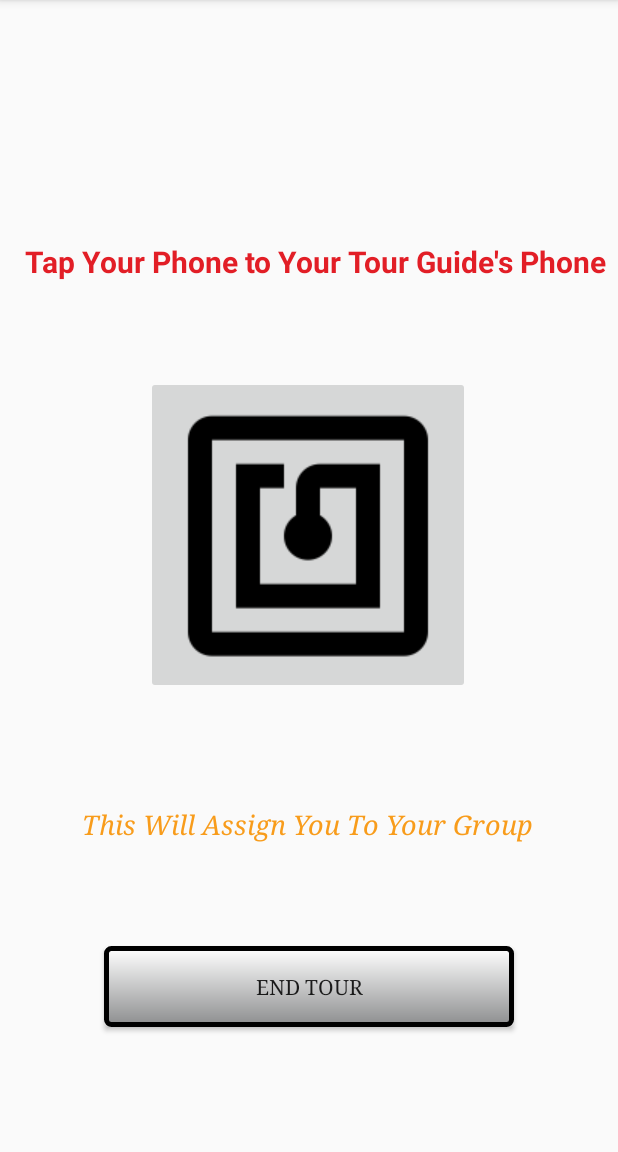
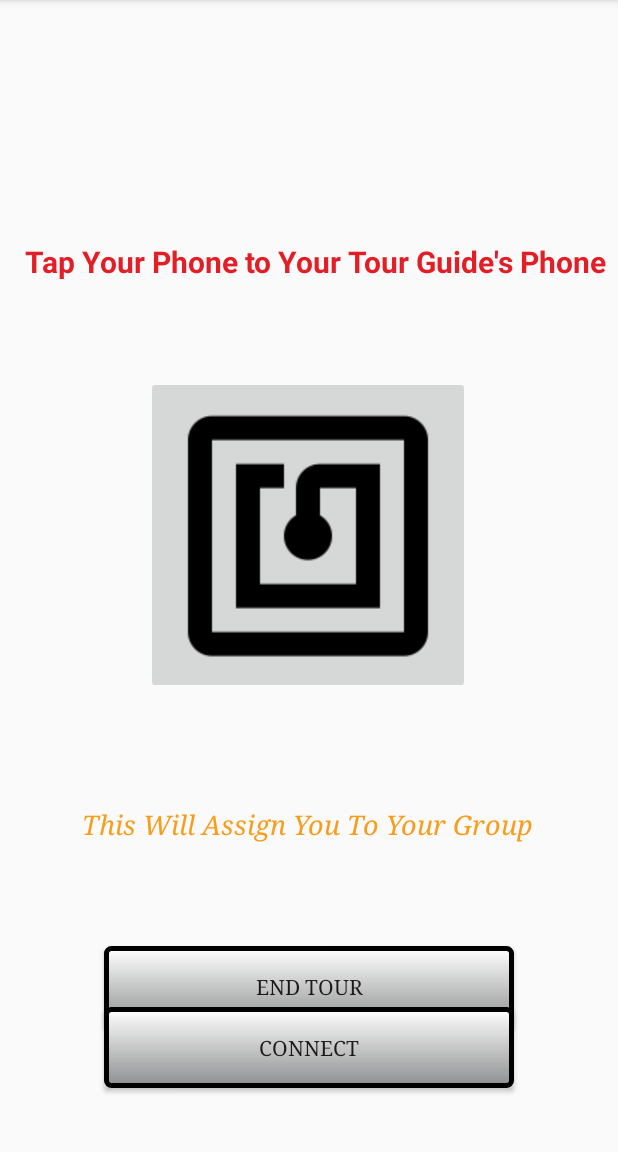
Before and after one commit to priceg/LeopardLeap, an Android app: the Visitor_Landing screen opened directly, with no data from a screen before it, on a phone screen of 412 x 824 dp, the part 84-1236 px from its top. Run offline under Robolectric (Android 15) with nearby library versions, the phone set to English and light mode, and no system bars.

Commit message:
basic socket connection is working
Next stes are to activate socket on NFC tap and send push notification instead of toast.

```diff
--- a/app/src/main/AndroidManifest.xml
+++ b/app/src/main/AndroidManifest.xml
@@ -1,7 +1,7 @@
 <?xml version="1.0" encoding="utf-8"?>
 <manifest xmlns:android="http://schemas.android.com/apk/res/android"
     package="com.example.leopardleap">
-
+<uses-permission android:name="android.permission.INTERNET"></uses-permission>
     <application
         android:allowBackup="true"
         android:icon="@mipmap/ic_launcher"
--- a/app/src/main/java/com/example/leopardleap/TourGuide_Landing.java
+++ b/app/src/main/java/com/example/leopardleap/TourGuide_Landing.java
@@ -37,5 +37,10 @@ public class TourGuide_Landing extends AppCompatActivity {
                 startActivity(intent);
             }
         });
+
+        Thread thread = new Thread(new TourGuideConnect(getApplicationContext()));
+        thread.start();
     }
+
+
 }
--- a/app/src/main/java/com/example/leopardleap/Visitor_Landing.java
+++ b/app/src/main/java/com/example/leopardleap/Visitor_Landing.java
@@ -38,4 +38,10 @@ public class Visitor_Landing extends AppCompatActivity {
 
 
     }
+
+    protected void connect(View v)
+    {
+        VisitorConnect vc = new VisitorConnect();
+        vc.execute("10.220.89.52", "The connection works");
+    }
 }
--- a/app/src/main/res/layout/activity_tour_guide__landing.xml
+++ b/app/src/main/res/layout/activity_tour_guide__landing.xml
@@ -39,6 +39,8 @@
         app:layout_constraintStart_toStartOf="parent"
         app:layout_constraintTop_toTopOf="parent"
         app:layout_constraintVertical_bias="0.892" />
+
+
 
     <TextView
         android:id="@+id/tap_message_C"
@@ -94,4 +96,6 @@
         app:layout_constraintTop_toTopOf="parent"
         app:layout_constraintVertical_bias="0.449"
         app:srcCompat="@drawable/ic_nfc" />
+
+
 </android.support.constraint.ConstraintLayout>
--- a/app/src/main/res/layout/activity_visitor__landing.xml
+++ b/app/src/main/res/layout/activity_visitor__landing.xml
@@ -22,6 +22,24 @@
         app:layout_constraintStart_toStartOf="parent"
         app:layout_constraintTop_toTopOf="parent"
         app:layout_constraintVertical_bias="0.892" />
+
+    <Button
+        android:id="@+id/visitor_connect"
+        android:layout_width="273dp"
+        android:layout_height="54dp"
+        android:layout_marginStart="8dp"
+        android:layout_marginTop="8dp"
+        android:layout_marginEnd="8dp"
+        android:layout_marginBottom="8dp"
+        android:background="@drawable/my_button_bg"
+        android:fontFamily="georgia"
+        android:text="Connect"
+        android:onClick="connect"
+        app:layout_constraintBottom_toBottomOf="parent"
+        app:layout_constraintEnd_toEndOf="parent"
+        app:layout_constraintStart_toStartOf="parent"
+        app:layout_constraintTop_toTopOf="parent"
+        app:layout_constraintVertical_bias="0.95" />
 
     <TextView
         android:id="@+id/tap_message_A"
```
Also changed, not shown: app/src/main/java/com/example/leopardleap/TourGuideConnect.java (added, +46 -0 lines), app/src/main/java/com/example/leopardleap/VisitorConnect.java (added, +29 -0 lines), gradle/wrapper/gradle-wrapper.properties.
